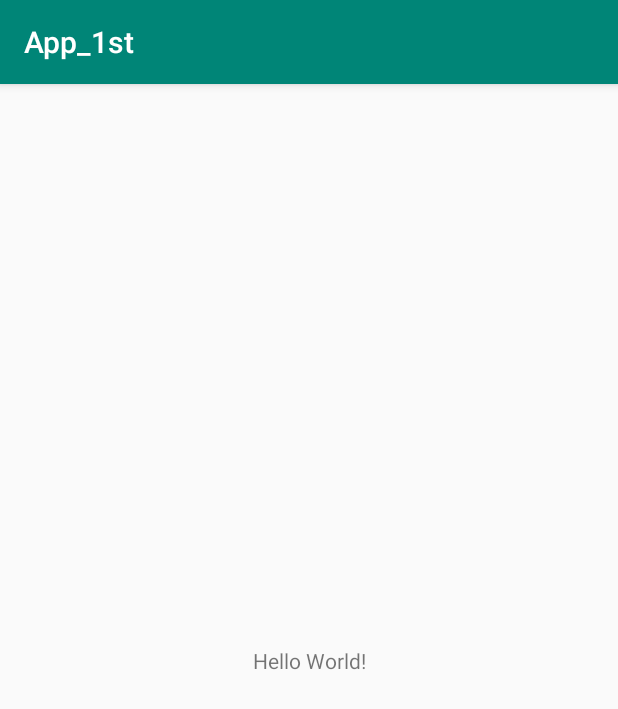
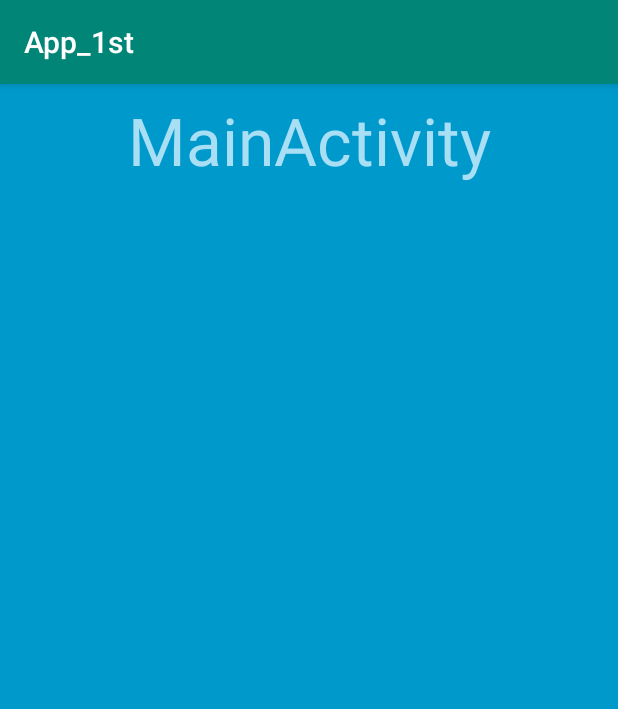
Before and after one commit to lingyq/App_1st, an Android app: the screen it shows after launch (MainActivity), on a phone screen of 412 x 824 dp. Shown: the top 709 px of the screen. Run offline under Robolectric (Android 15) with nearby library versions, the phone set to English and light mode, and no system bars.

Commit message:
MainActivity--LinearLayout

```diff
--- a/app/src/main/res/layout/activity_main.xml
+++ b/app/src/main/res/layout/activity_main.xml
@@ -1,18 +1,38 @@
 <?xml version="1.0" encoding="utf-8"?>
-<android.support.constraint.ConstraintLayout xmlns:android="http://schemas.android.com/apk/res/android"
+
+<LinearLayout xmlns:android="http://schemas.android.com/apk/res/android"
     xmlns:app="http://schemas.android.com/apk/res-auto"
     xmlns:tools="http://schemas.android.com/tools"
+    android:orientation="vertical"
     android:layout_width="match_parent"
     android:layout_height="match_parent"
+    android:background="@color/dark_blue"
+    android:padding="8dp"
     tools:context=".MainActivity">
-
+    <!--
+    android;layout_margin(xxx)的用法是指当前组件距离其父组件在xxx方向上的边距，比如说：android:layout_marginLeft = "30px"，意思就是说当前组件相对于其父组件的左边距为30像素
+    android:padding(xxx)是相对于当前组件而言的，就是指组件内的文本距离当前组件xxx位置的边距，例如：android:paddingTop = "30px"，当前组件内的文本距离组件内部上（顶）边距30px
+    android:align(xxx)就是各种对齐的意思，如下：
+        ①与指定的组件某位置的边缘进行对其，比如说：android:layout_align(xxx) = "yyy"， 其中xxx代表方位，yyy代表想要和哪个组件对齐
+        ②与父组件的某位置的边缘（上下左右）对其，比图说：android:layout_alignParent(xxx)当前组件和其父组件的xxx位置对齐
+    总结一下：
+        margin就是设定组件的外部边距，padding就是设定组件的内部边距，align就是各种对齐。
+    -->
+    <!--
+    1.在LinearLayout中设置排列方式为水平时（系统默认方式）只有垂直方向的设置是有效的，水平方向的设置是无效的：即left，right，center_horizontal 是不生效的，而且不能指定android:layout_width=match_parent
+    2.在LinearLayout中设置排列方式为垂直时只有水平方向设置是有效的，垂直方向的设置是无效的是无效的：即top，bottom，center_vertical 是无效的，而且不能指定android:layout_height=match_parent
+    -->
     <TextView
-        android:layout_width="wrap_content"
-        android:layout_height="wrap_content"
-        android:text="Hello World!"
+        android:layout_width="match_parent"
+        android:layout_height="match_parent"
+        android:text="@string/MainActivity"
+        android:textSize="@dimen/font_large"
+        android:textColor="@color/light_blue"
+        android:gravity="center_horizontal"
+        android:paddingBottom="16dip"
         app:layout_constraintBottom_toBottomOf="parent"
         app:layout_constraintLeft_toLeftOf="parent"
         app:layout_constraintRight_toRightOf="parent"
         app:layout_constraintTop_toTopOf="parent" />
 
-</android.support.constraint.ConstraintLayout>
+</LinearLayout>
--- a/app/src/main/res/values/strings.xml
+++ b/app/src/main/res/values/strings.xml
@@ -1,3 +1,4 @@
 <resources>
     <string name="app_name">App_1st</string>
+    <string name="MainActivity">MainActivity</string>
 </resources>
```
Also changed, not shown: app/src/main/res/values/colors.xml (+13 -0 lines), app/src/main/res/values/dimensions.xml (added, +21 -0 lines).
